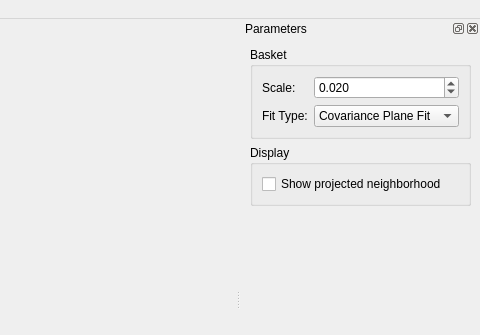
The window that examples/Grenaille/glviewer/mainwindow.ui (kabukunz/patate) describes before a commit, drawn with Qt 5; both pictures show x 320 to 800 and y 0 to 335 of the 800 by 600 pixel window.
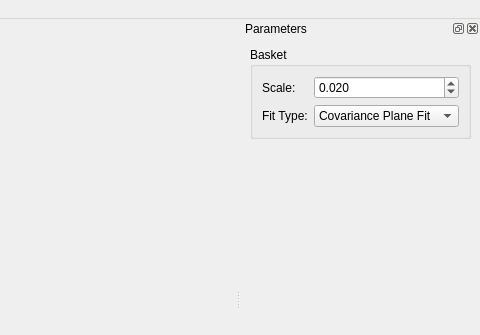
The same window after the commit. Custom widgets are drawn as their Qt base class.

```diff
--- a/examples/Grenaille/glviewer/mainwindow.ui
+++ b/examples/Grenaille/glviewer/mainwindow.ui
@@ -97,25 +97,6 @@
        </layout>
       </widget>
      </item>
-     <item>
-      <widget class="QGroupBox" name="_paramDisplayGroup">
-       <property name="title">
-        <string>Display</string>
-       </property>
-       <layout class="QVBoxLayout" name="verticalLayout_2">
-        <item>
-         <widget class="QCheckBox" name="_paramDisplayProjectedNei">
-          <property name="toolTip">
-           <string>May slow down performances</string>
-          </property>
-          <property name="text">
-           <string>Show projected neighborhood</string>
-          </property>
-         </widget>
-        </item>
-       </layout>
-      </widget>
-     </item>
      <item>
       <spacer name="verticalSpacer">
        <property name="orientation">
```
Left out of the diff: 7 changed lines with no effect on the pictures.
